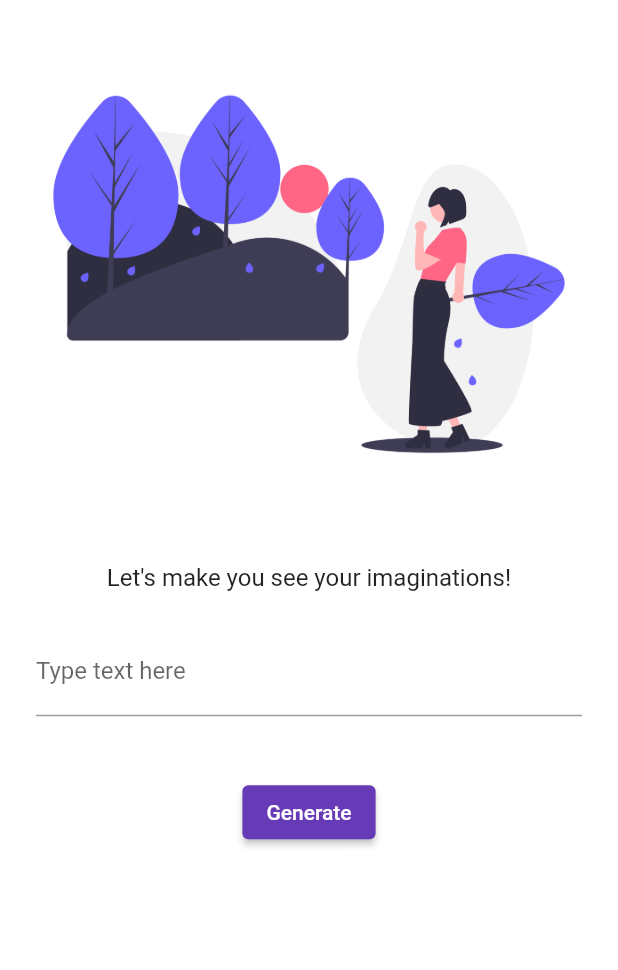
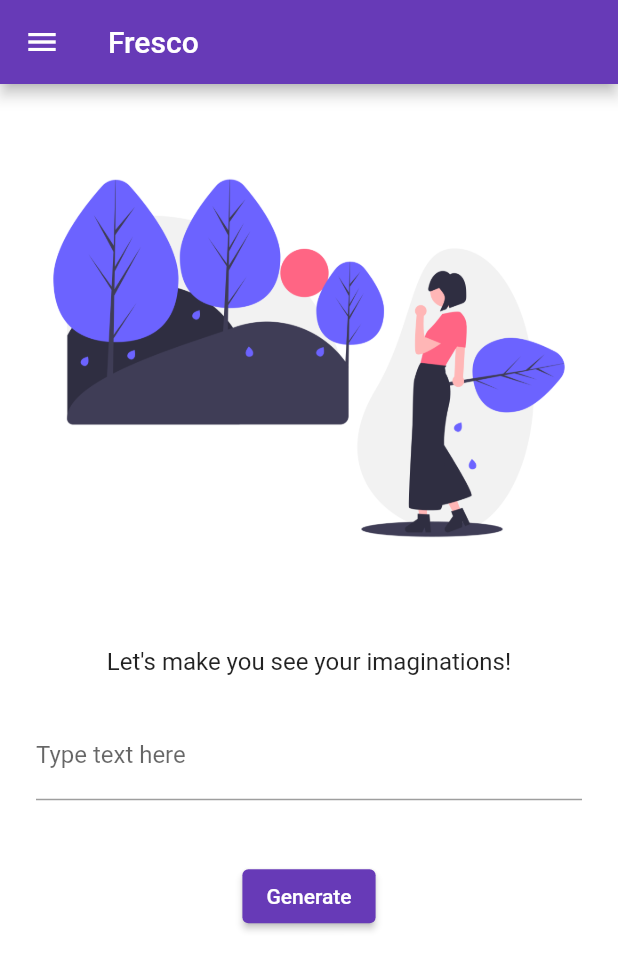
Before and after one commit to AmanSensei/fresco, a Flutter app: the screen it shows after launch, on a phone screen of 412 x 824 dp. Shown: the top 970 px of the screen. Run offline on Flutter 3.47's test engine with Material 2 defaults, Android fonts, the phone set to English and light mode, and no system bars; our stand-ins replace loading_animation_widget; missing offline and left inert: dart:ffi, loading_animations.

Commit message:
second commit

```diff
--- a/lib/main.dart
+++ b/lib/main.dart
@@ -1,5 +1,7 @@
 import 'package:flutter/material.dart';
-import 'package:fresco/home_page.dart';
+import 'package:fresco/result_page.dart';
+import 'package:fresco/newfaqs.dart';
+import 'package:fresco/secondary_home_page.dart';
 
 void main() {
   runApp(AppWidget());
@@ -19,9 +21,10 @@ class AppWidget extends StatelessWidget {
         primarySwatch: Colors.deepPurple,
       ),
       routes: {
-        "/": (context) => HomePage(), // Home Page
-        "/": (context) => HomePage(), // Login Page
-        "/": (context) => HomePage(), // Sign Up Pagefile
+        "/": (context) => secondaryhomepage(), // Home Page
+        "/home": (context) => secondaryhomepage(),
+        "/newfaqs": (context) => newfaqs(),
+        "/result_page": (context) => result_page(),
       },
     );
   }
--- /dev/null
+++ b/lib/page_routes.dart
@@ -0,0 +1,3 @@
+class pageRoutes {
+  static String homeRoute = '/secondaryhomepage';
+}
--- /dev/null
+++ b/lib/secondary_home_page.dart
@@ -0,0 +1,105 @@
+import 'package:flutter/material.dart';
+import 'package:fresco/main.dart';
+import 'package:fresco/newfaqs.dart';
+import 'package:fresco/secondary_home_page.dart';
+
+class secondaryhomepage extends StatelessWidget {
+  @override
+  Widget build(BuildContext context) {
+    return Scaffold(
+      body: SingleChildScrollView(
+        child: Column(
+          children: [
+            SizedBox(
+              height: 40,
+            ),
+            Image.asset(
+              'assets/images/homepage_image.png',
+            ),
+            SizedBox(
+              height: 50,
+            ),
+            Text(
+              "Let's make you see your imaginations!",
+              style: const TextStyle(
+                fontWeight: FontWeight.w400,
+                fontSize: 16,
+              ),
+            ),
+            SizedBox(
+              height: 20.0,
+            ),
+            Padding(
+              padding: const EdgeInsets.symmetric(
+                vertical: 4,
+                horizontal: 24,
+              ),
+              child: Column(
+                children: [
+                  TextFormField(
+                    decoration: InputDecoration(
+                      iconColor: Colors.black,
+                      hintText: 'Enter text prompt to generate image',
+                      labelText: 'Type text here',
+                    ),
+                  ),
+                  SizedBox(
+                    height: 40,
+                  ),
+                  ElevatedButton(
+                    child: Text('Generate'),
+                    onPressed: () {
+                      Navigator.pushNamed(context, "/result_page");
+                    },
+                  ),
+                ],
+              ),
+            ),
+          ],
+        ),
+      ),
+      backgroundColor: Colors.white,
+      appBar: AppBar(
+        title: Text(
+          "Fresco",
+        ),
+      ),
+      drawer: Drawer(
+        child: ListView(
+          padding: EdgeInsets.zero,
+          children: [
+            DrawerHeader(
+              decoration: BoxDecoration(
+                color: Colors.deepPurple,
+              ),
+              child: Text(
+                'Need Something...',
+                style: const TextStyle(
+                  fontSize: 24,
+                  color: Colors.white,
+                ),
+              ),
+            ),
+            ListTile(
+              title: const Text(
+                'FAQs',
+              ),
+              onTap: () {
+                Navigator.pushNamed(
+                  context,
+                  '/newfaqs',
+                );
+              },
+            ),
+            ListTile(
+              title: Text(
+                'About Us',
+              ),
+              onTap: () {},
+            ),
+          ],
+        ),
+      ),
+    );
+  }
+}
--- a/pubspec.yaml
+++ b/pubspec.yaml
@@ -31,6 +31,8 @@ environment:
 dependencies:
   flutter:
     sdk: flutter
+  loading_animations: "^2.1.0"
+  loading_animation_widget:
 
 
   # The following adds the Cupertino Icons font to your application.
--- a/lib/home_page.dart
+++ b/temp/home_page.dart
@@ -1,4 +1,6 @@
 import 'package:flutter/material.dart';
+import 'package:fresco/secondary_home_page.dart';
+
 
 class HomePage extends StatelessWidget {
   @override
```
Also changed, not shown: lib/newfaqs.dart (added, +99 -0 lines), lib/result_page.dart (added, +35 -0 lines), lib/routes.dart (added), pubspec.lock.
